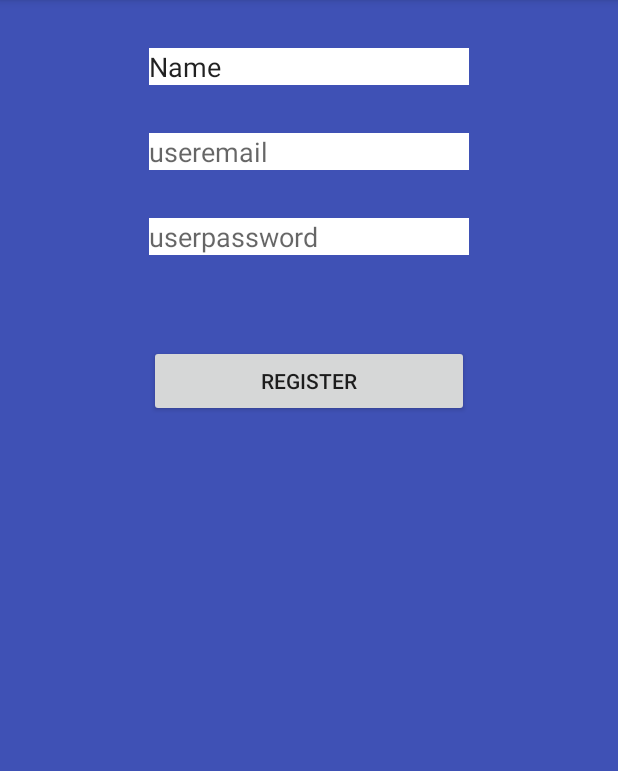
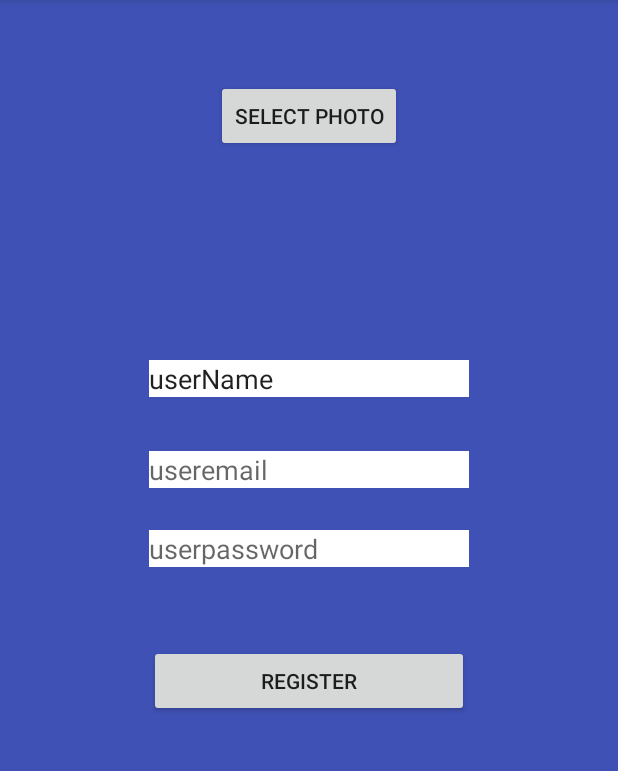
Before and after one commit to Magnusahl/skanka, an Android app: the RegisterActivity screen opened directly, with no data from a screen before it, after a tap on "REGISTER", on a phone screen of 412 x 824 dp, the part 84-855 px from its top. Run offline under Robolectric (Android 15) with nearby library versions, the phone set to English and light mode, and no system bars; our stand-ins replace Firebase (no records; nobody signed in at launch, a user with empty details on screens opened directly).

Commit message:
working app

```diff
--- a/app/build.gradle
+++ b/app/build.gradle
@@ -43,4 +43,5 @@ dependencies {
     implementation 'com.google.android.material:material:1.1.0'
     implementation 'com.github.bumptech.glide:glide:4.11.0'
     annotationProcessor 'com.github.bumptech.glide:compiler:4.11.0'
+    implementation 'com.google.firebase:firebase-database:19.3.0'
 }
--- a/app/src/main/java/com/example/skanka/LoginActivity.kt
+++ b/app/src/main/java/com/example/skanka/LoginActivity.kt
@@ -21,7 +21,7 @@ class LoginActivity : AppCompatActivity() {
         }
 
         buttonLogin.setOnClickListener {
-            buttonLogin.isEnabled = false
+            //buttonLogin.isEnabled = false
             val email = userEmail.text.toString()
             val password = userPassword.text.toString()
             if (email.isBlank() || password.isBlank()) {
@@ -55,7 +55,6 @@ class LoginActivity : AppCompatActivity() {
     private fun goRegisterActivity() {
         val intent = Intent(this, RegisterActivity::class.java)
         startActivity(intent)
-        finish()
     }
 
 }
--- a/app/src/main/java/com/example/skanka/RegisterActivity.kt
+++ b/app/src/main/java/com/example/skanka/RegisterActivity.kt
@@ -1,20 +1,126 @@
 package com.example.skanka
 
+import android.app.Activity
+import android.content.Intent
+import android.graphics.Bitmap
+import android.graphics.drawable.BitmapDrawable
+import android.net.Uri
 import androidx.appcompat.app.AppCompatActivity
 import android.os.Bundle
+import android.provider.MediaStore
+import android.util.Log
+import android.widget.Toast
+import com.example.skanka.model.User
+import com.google.firebase.auth.ActionCodeUrl
+import com.google.firebase.auth.FirebaseAuth
+import com.google.firebase.database.FirebaseDatabase
+import com.google.firebase.firestore.FirebaseFirestore
+import com.google.firebase.storage.FirebaseStorage
 import kotlinx.android.synthetic.main.activity_register.*
+import java.util.*
 
 class RegisterActivity : AppCompatActivity() {
+
+    private lateinit var firestoreDB: FirebaseFirestore
 
     override fun onCreate(savedInstanceState: Bundle?) {
         super.onCreate(savedInstanceState)
         setContentView(R.layout.activity_register)
 
+        firestoreDB = FirebaseFirestore.getInstance()
+
+        btn_register.setOnClickListener {
+            performRegister()
+        }
+
+        //Select image for the register user
+        btn_image_select.setOnClickListener {
+
+            val intent = Intent(Intent.ACTION_PICK)
+            intent.type = "image/*"
+            startActivityForResult(intent, 0)
+        }
+    }
+
+    var selectedPhotoUri: Uri? = null
+
+    override fun onActivityResult(requestCode: Int, resultCode: Int, data: Intent?) {
+        super.onActivityResult(requestCode, resultCode, data)
+
+        if (requestCode == 0 && resultCode == Activity.RESULT_OK && data != null) {
+            selectedPhotoUri = data.data
+            val bitmap = MediaStore.Images.Media.getBitmap(contentResolver, selectedPhotoUri)
+
+            //btn_image_select.setImageBitmap(bitmap)
+            btn_image_select.alpha = 0f
+
+            //val bitmapDrawable = BitmapDrawable(bitmap)
+            //btn_image_select.setBackgroundDrawable(bitmapDrawable)
+        }
+    }
+
+    private fun performRegister() {
+        val emailreg = userEmail.text.toString()
+        val passwordreg = userPassword.text.toString()
+        val username = userName.text.toString()
+
+        if (emailreg.isEmpty() && passwordreg.isEmpty() && username.isEmpty() ) {
+            Toast.makeText(this, "Please enter in email/pw/username", Toast.LENGTH_LONG).show()
+            return
+        }
+
+        FirebaseAuth.getInstance().createUserWithEmailAndPassword(emailreg, passwordreg)
+            .addOnCompleteListener { Task ->
+                if (Task.isSuccessful) {
+                    val user = FirebaseAuth.getInstance().currentUser
+                    val uid = user!!.uid
+                    val username = User(username)
+                    firestoreDB = FirebaseFirestore.getInstance()
+                    firestoreDB.collection("users").document(uid).set(username)
+                    startActivity(Intent(this, LoginActivity::class.java))
+                    Toast.makeText(this, "Successfully registered", Toast.LENGTH_LONG).show()
+                } else {
+                    Toast.makeText(this, "Error, try again", Toast.LENGTH_LONG).show()
+                }
+
+                //uploadImageToFirebaseStorage()
+            }
+
+            .addOnFailureListener {
+                Toast.makeText(this, "Please enter a correct email/pw", Toast.LENGTH_LONG).show()
+            }
+
+    }
+/*
+    private fun uploadImageToFirebaseStorage() {
+        if (selectedPhotoUri == null) return
+
+        val filename = UUID.randomUUID().toString()
+        val ref = FirebaseStorage.getInstance().getReference("/profileimg/$filename")
+
+        ref.putFile(selectedPhotoUri!!)
+            .addOnSuccessListener {
+                Log.d("Register", "Success: ${it.metadata?.path}")
+
+                saveUserToFirebase(it.toString())
+            }
+    }
+
+    private fun saveUserToFirebase(profileImageUrl: String = "") {
+        val uid = FirebaseAuth.getInstance().uid ?: ""
+        val ref = FirebaseDatabase.getInstance().getReference("users/$uid")
+
+        val user = User(uid, userName.text.toString(), profileImageUrl)
+
+        ref.setValue(user)
+            .addOnSuccessListener {
+                val intent = Intent(this, PostsActivity::class.java)
+                intent.flags = Intent.FLAG_ACTIVITY_CLEAR_TASK.or(Intent.FLAG_ACTIVITY_NEW_TASK)
+                startActivity(intent)
+            }
+    }
+
+ */
 
 
-        btn_register.setOnClickListener {
-            val email = userEmail.text.toString()
-            val password = userPassword.text.toString()
-        }
-    }
 }
--- a/app/src/main/java/com/example/skanka/PostsAdapter.kt
+++ b/app/src/main/java/com/example/skanka/adapters/PostsAdapter.kt
@@ -1,4 +1,4 @@
-package com.example.skanka
+package com.example.skanka.adapters
 
 import android.content.Context
 import android.text.format.DateUtils
@@ -7,6 +7,7 @@ import android.view.View
 import android.view.ViewGroup
 import androidx.recyclerview.widget.RecyclerView
 import com.bumptech.glide.Glide
+import com.example.skanka.R
 import com.example.skanka.model.Post
 import kotlinx.android.synthetic.main.new_post.view.*
 
@@ -27,7 +28,7 @@ class PostsAdapter (val context: Context, val posts: List<Post>) :
 
     inner class ViewHolder(itemView: View) : RecyclerView.ViewHolder(itemView) {
         fun bind(post: Post) {
-            itemView.username.text = post.user?.username
+            itemView.tvusername.text = post.user?.userName
             itemView.itemName.text = post.description
             Glide.with(context).load(post.imageUrl).into(itemView.itemImage)
             itemView.relativeTime.text = DateUtils.getRelativeTimeSpanString(post.creationTimeMs)
--- a/app/src/main/res/layout/activity_register.xml
+++ b/app/src/main/res/layout/activity_register.xml
@@ -7,19 +7,45 @@
     android:background="#3F51B5"
     tools:context=".RegisterActivity">
 
+    <Button
+        android:id="@+id/btn_register"
+        android:layout_width="0dp"
+        android:layout_height="wrap_content"
+        android:layout_marginTop="52dp"
+        android:text="Register"
+        app:layout_constraintEnd_toEndOf="@+id/userPassword"
+        app:layout_constraintHorizontal_bias="0.0"
+        app:layout_constraintStart_toStartOf="@+id/userPassword"
+        app:layout_constraintTop_toBottomOf="@+id/userPassword" />
+
+    <EditText
+        android:id="@+id/userPassword"
+        android:layout_width="wrap_content"
+        android:layout_height="wrap_content"
+        android:layout_marginStart="32dp"
+        android:layout_marginTop="28dp"
+        android:layout_marginEnd="32dp"
+        android:background="#FFFFFF"
+        android:ems="10"
+        android:hint="userpassword"
+        android:inputType="textPassword"
+        app:layout_constraintEnd_toEndOf="parent"
+        app:layout_constraintStart_toStartOf="parent"
+        app:layout_constraintTop_toBottomOf="@+id/userEmail" />
+
     <EditText
         android:id="@+id/userName"
         android:layout_width="wrap_content"
         android:layout_height="wrap_content"
         android:layout_marginStart="32dp"
-        android:layout_marginTop="32dp"
+        android:layout_marginTop="240dp"
         android:layout_marginEnd="32dp"
         android:autofillHints=""
         android:background="#FFFFFF"
         android:ems="10"
         android:hint="username"
         android:inputType="textPersonName"
-        android:text="Name"
+        android:text="userName"
         app:layout_constraintEnd_toEndOf="parent"
         app:layout_constraintStart_toStartOf="parent"
         app:layout_constraintTop_toTopOf="parent" />
@@ -29,7 +55,7 @@
         android:layout_width="wrap_content"
         android:layout_height="wrap_content"
         android:layout_marginStart="32dp"
-        android:layout_marginTop="32dp"
+        android:layout_marginTop="36dp"
         android:layout_marginEnd="32dp"
         android:background="#FFFFFF"
         android:ems="10"
@@ -39,28 +65,14 @@
         app:layout_constraintStart_toStartOf="parent"
         app:layout_constraintTop_toBottomOf="@+id/userName" />
 
-    <EditText
-        android:id="@+id/userPassword"
+    <Button
+        android:id="@+id/btn_image_select"
         android:layout_width="wrap_content"
         android:layout_height="wrap_content"
-        android:layout_marginStart="32dp"
-        android:layout_marginTop="32dp"
-        android:layout_marginEnd="32dp"
-        android:background="#FFFFFF"
-        android:ems="10"
-        android:hint="userpassword"
-        android:inputType="textPassword"
+        android:layout_marginBottom="85dp"
+        android:text="Select photo"
+        app:layout_constraintBottom_toTopOf="@+id/userName"
         app:layout_constraintEnd_toEndOf="parent"
         app:layout_constraintStart_toStartOf="parent"
-        app:layout_constraintTop_toBottomOf="@+id/userEmail" />
-
-    <Button
-        android:id="@+id/btn_register"
-        android:layout_width="0dp"
-        android:layout_height="wrap_content"
-        android:layout_marginTop="60dp"
-        android:text="Register"
-        app:layout_constraintEnd_toEndOf="@+id/userPassword"
-        app:layout_constraintStart_toStartOf="@+id/userPassword"
-        app:layout_constraintTop_toBottomOf="@+id/userPassword" />
+        app:layout_constraintTop_toTopOf="parent" />
 </androidx.constraintlayout.widget.ConstraintLayout>
--- a/app/src/main/res/menu/menu_profile.xml
+++ b/app/src/main/res/menu/menu_profile.xml
@@ -4,5 +4,6 @@
 
     <item
         android:id="@+id/menu_logout"
-        android:title="Logout" />
+        android:title="Logout"
+        app:showAsAction="ifRoom" />
 </menu>
```
Also changed, not shown: app/src/main/java/com/example/skanka/CreateActivity.kt (+37 -32 lines), app/src/main/java/com/example/skanka/PostsActivity.kt (+18 -14 lines), app/src/main/java/com/example/skanka/model/User.kt (+6 -1 lines), app/src/main/res/layout/activity_login.xml (+25 -9 lines), app/src/main/res/layout/activity_posts.xml (+12 -10 lines), app/src/main/res/layout/new_post.xml (+26 -20 lines).
